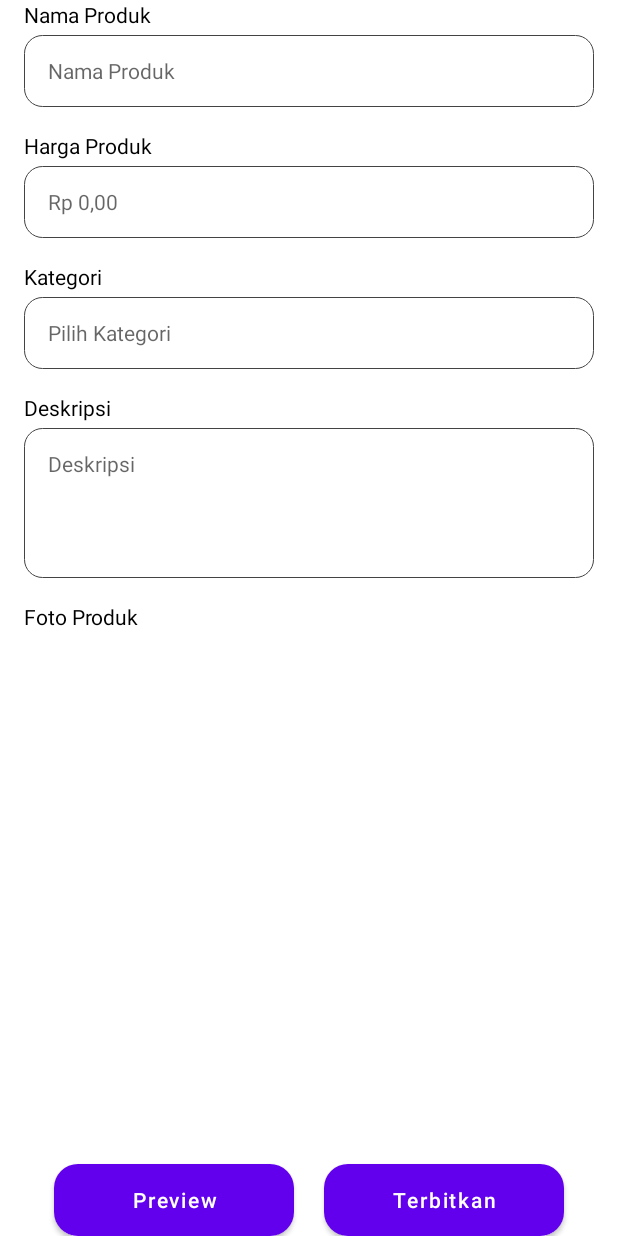
After one commit to ikhwanma/SecondHand, an Android app: the fragment AddProductFragment shown on its own in the app's theme, on a phone screen of 412 x 824 dp. The commit adds this screen. Run offline under Robolectric (Android 15) with nearby library versions, the phone set to English and light mode, and no system bars.

Commit message:
hampir jadi layout add product

```diff
--- /dev/null
+++ b/app/src/main/java/binar/lima/satu/secondhand/view/fragment/AddProductFragment.kt
@@ -0,0 +1,20 @@
+package binar.lima.satu.secondhand.view.fragment
+
+import android.os.Bundle
+import androidx.fragment.app.Fragment
+import android.view.LayoutInflater
+import android.view.View
+import android.view.ViewGroup
+import binar.lima.satu.secondhand.R
+
+class AddProductFragment : Fragment() {
+
+    override fun onCreateView(
+        inflater: LayoutInflater, container: ViewGroup?,
+        savedInstanceState: Bundle?
+    ): View? {
+        // Inflate the layout for this fragment
+        return inflater.inflate(R.layout.fragment_add_product, container, false)
+    }
+
+}
--- a/app/src/main/res/drawable/style_et.xml
+++ b/app/src/main/res/drawable/style_et.xml
@@ -1,6 +1,6 @@
 <?xml version="1.0" encoding="utf-8"?>
 <shape xmlns:android="http://schemas.android.com/apk/res/android">
-    <corners android:radius="16dp"/>
+    <corners android:radius="12dp"/>
     <stroke android:color="@color/grey" android:width=".5dp"/>
     <solid android:color="@color/transparent"/>
 </shape>
--- /dev/null
+++ b/app/src/main/res/layout/fragment_add_product.xml
@@ -0,0 +1,90 @@
+<?xml version="1.0" encoding="utf-8"?>
+<LinearLayout xmlns:android="http://schemas.android.com/apk/res/android"
+    xmlns:tools="http://schemas.android.com/tools"
+    android:layout_width="match_parent"
+    android:layout_height="match_parent"
+    android:orientation="vertical"
+    android:paddingHorizontal="16dp"
+    tools:context=".view.fragment.AddProductFragment">
+
+    <TextView
+        style="@style/TextViewStyle"
+        android:text="@string/nama_produk"/>
+
+    <EditText
+        style="@style/EditTextStyle"
+        android:hint="@string/nama_produk"
+        android:inputType="text"
+        android:autofillHints="name"
+        android:layout_marginTop="4dp"/>
+
+    <TextView
+        style="@style/TextViewStyle"
+        android:text="@string/harga_produk"
+        android:layout_marginTop="16dp"/>
+
+    <EditText
+        style="@style/EditTextStyle"
+        android:hint="@string/rp_0_00"
+        android:inputType="text"
+        android:autofillHints="name"
+        android:layout_marginTop="4dp"/>
+
+    <TextView
+        style="@style/TextViewStyle"
+        android:text="@string/kategori"
+        android:layout_marginTop="16dp"/>
+
+    <EditText
+        style="@style/EditTextStyle"
+        android:hint="@string/pilih_kategori"
+        android:inputType="text"
+        android:autofillHints="name"
+        android:layout_marginTop="4dp"/>
+
+    <TextView
+        style="@style/TextViewStyle"
+        android:text="@string/deskripsi"
+        android:layout_marginTop="16dp"/>
+
+    <EditText
+        style="@style/EditTextStyle"
+        android:hint= "@string/deskripsi"
+        android:inputType="textMultiLine"
+        android:layout_height="100dp"
+        android:gravity="top"
+        android:autofillHints="name"
+        android:layout_marginTop="4dp"/>
+
+    <TextView
+        style="@style/TextViewStyle"
+        android:text="@string/foto_produk"
+        android:layout_marginTop="16dp"/>
+
+    <RelativeLayout
+        android:layout_width="match_parent"
+        android:layout_height="match_parent"
+        android:gravity="center_horizontal">
+
+        <Button
+            android:id="@+id/btn_preview"
+            style="@style/ButtonStyle"
+            android:layout_width="160dp"
+            android:text="@string/preview"
+            android:layout_marginEnd="20dp"
+            android:layout_alignParentBottom="true"
+            />
+
+        <Button
+            android:id="@+id/btn_terbitkan"
+            style="@style/ButtonStyle"
+            android:layout_width="160dp"
+            android:layout_toEndOf="@+id/btn_preview"
+            android:text="@string/terbitkan"
+            android:layout_alignParentBottom="true"/>
+
+    </RelativeLayout>
+
+
+
+</LinearLayout>
--- a/app/src/main/res/values/strings.xml
+++ b/app/src/main/res/values/strings.xml
@@ -11,4 +11,13 @@
     <string name="password">Password</string>
     <string name="belum_punya_akun">Belum punya akun ?</string>
     <string name="daftar_di_sini">Daftar di sini</string>
+    <string name="nama_produk">Nama Produk</string>
+    <string name="harga_produk">Harga Produk</string>
+    <string name="rp_0_00">Rp 0,00</string>
+    <string name="kategori">Kategori</string>
+    <string name="pilih_kategori">Pilih Kategori</string>
+    <string name="deskripsi">Deskripsi</string>
+    <string name="foto_produk">Foto Produk</string>
+    <string name="terbitkan">Terbitkan</string>
+    <string name="preview">Preview</string>
 </resources>
```
